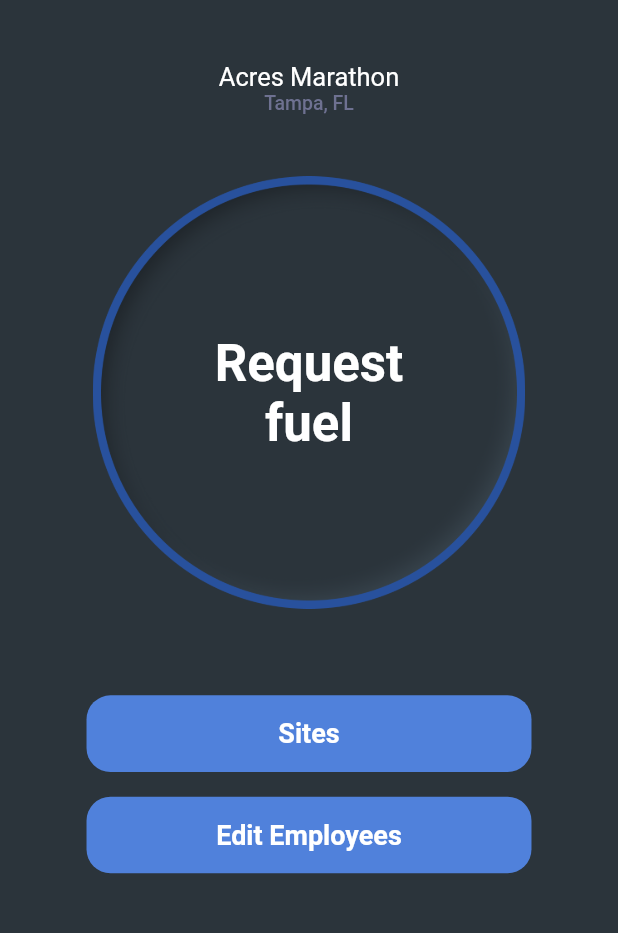
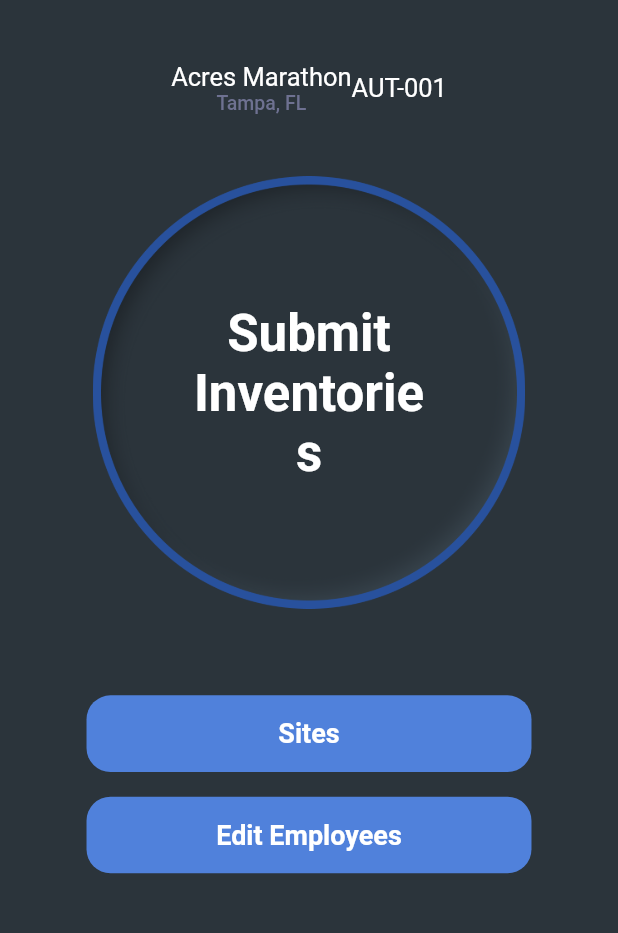
Before and after one commit to BlueSpaceTech/eagle_tip_v2, a Flutter app: the HomeScreen screen opened by its route, on a phone screen of 412 x 824 dp, the part 179-1112 px from its top. Run offline on Flutter 3.47's test engine with Material 2 defaults, Android fonts, the phone set to English and light mode, and no system bars; our stand-ins replace badges, cloud_firestore, cloud_functions, easy_sidemenu, firebase_auth, firebase_core and 13 more; missing offline and left inert: dcache, firestore_search, linked_scroll_controller; accounts and stored records are empty; Roboto replaces fonts that are missing (Poppins).

Commit message:
fixes and changes

```diff
--- a/lib/UI/Widgets/customNav.dart
+++ b/lib/UI/Widgets/customNav.dart
@@ -2,6 +2,7 @@
 
 import 'package:cloud_firestore/cloud_firestore.dart';
 import 'package:firebase_auth/firebase_auth.dart';
+import 'package:flutter_svg/flutter_svg.dart';
 import 'package:provider/provider.dart';
 import 'package:testttttt/Providers/user_provider.dart';
 import 'package:testttttt/Routes/approutes.dart';
@@ -68,7 +69,7 @@ class _NavbarState extends State<Navbar> {
                         Navigator.pushNamedAndRemoveUntil(
                             context, AppRoutes.homeScreen, (route) => false);
                       },
-                      child: Logo(width: widget.width * 0.6)),
+                      child: SvgPicture.asset("/newLogo.svg",width:widget. width*0.15,),),
                   Padding(
                     padding: EdgeInsets.only(top: widget.height * 0.024),
                     child: Container(
--- a/lib/UI/Widgets/customappheader.dart
+++ b/lib/UI/Widgets/customappheader.dart
@@ -70,7 +70,7 @@ class MenuButton extends StatelessWidget {
               Navigator.pushNamed(context, AppRoutes.faq);
             },
             child: Text(
-              "faq",
+              "FAQ",
               style: TextStyle(
                   fontSize: 13.0,
                   fontWeight: FontWeight.w500,
@@ -86,7 +86,7 @@ class MenuButton extends StatelessWidget {
               Navigator.pushNamed(context, AppRoutes.support);
             },
             child: Text(
-              "support",
+              "Support Ticket",
               style: TextStyle(
                   fontSize: 13.0,
                   fontWeight: FontWeight.w500,
@@ -102,7 +102,7 @@ class MenuButton extends StatelessWidget {
               Navigator.pushNamed(context, AppRoutes.welcometour);
             },
             child: Text(
-              "take tour again",
+              "Take Tour Again",
               style: TextStyle(
                   fontSize: 13.0,
                   fontWeight: FontWeight.w500,
--- a/lib/UI/views/FAQss/desktopfaq.dart
+++ b/lib/UI/views/FAQss/desktopfaq.dart
@@ -291,7 +291,7 @@ class _GeneralfAQState extends State<GeneralfAQ> {
                                   fontSize: 23),
                             ),
                             Visibility(
-                              visible: user.userRole=="AppAdmin",
+                              visible: user.userRole=="AppAdmin" && Responsive.isDesktop(context),
                               child: InkWell(
                                 onTap: (){
                                   Navigator.pushNamed(context, AppRoutes.addFAQ);
--- a/lib/UI/views/post_auth_screens/CRUD/crudmain.dart
+++ b/lib/UI/views/post_auth_screens/CRUD/crudmain.dart
@@ -570,7 +570,7 @@ class _CrudScreenState extends State<CrudScreen> {
                                       ],
                                     ),
                                     Text(
-                                      "Edit Employers",
+                                      "Edit Users",
                                       style: TextStyle(
                                           fontFamily: "Poppins",
                                           color: Colors.white,
@@ -673,7 +673,7 @@ class _CrudScreenState extends State<CrudScreen> {
                                               MainAxisAlignment.center,
                                           children: [
                                             Text(
-                                              "Invitations",
+                                              "Sent Invitations",
                                               style: TextStyle(
                                                   fontSize: 16,
                                                   color: Colors.white,
--- a/lib/UI/views/post_auth_screens/HomeScreens/Home_screen.dart
+++ b/lib/UI/views/post_auth_screens/HomeScreens/Home_screen.dart
@@ -340,8 +340,24 @@ class _HomeScreenState extends State<HomeScreen> {
                               SizedBox(
                                 height: height * 0.05,
                               ),
-                              SiteNameAndLocation(
-                                  fontSize: 17.0, fontSize2: 13.0),
+                              Row(
+                                mainAxisAlignment: MainAxisAlignment.center,
+                                children: [
+                                  SiteNameAndLocation(
+                                      fontSize: 17.0, fontSize2: 13.0),
+                                      SizedBox(
+                                        width: 30.0,
+                                      ),
+                                      Text(
+            "AUT-001",
+            style: TextStyle(
+                color: Colors.white,
+                fontSize: 17.0,
+                fontWeight: FontWeight.w400,
+                fontFamily: "Poppins"),
+          ),
+                                ],
+                              ),
                               SizedBox(
                                 height: height * 0.05,
                               ),
@@ -360,12 +376,12 @@ class _HomeScreenState extends State<HomeScreen> {
                                       width: width * 0.15,
                                     ),
                                     SizedBox(
-                                      width: width * 0.068,
+                                      width: width * 0.069,
                                       child: Text(
-                                        "Request fuel",
+                                        "Submit Inventories",
                                         textAlign: TextAlign.center,
                                         style: TextStyle(
-                                            fontSize: width * 0.016,
+                                            fontSize: width * 0.0135,
                                             fontWeight: FontWeight.w500,
                                             color: Colors.white,
                                             fontFamily: "Poppins"),
@@ -401,7 +417,7 @@ class _HomeScreenState extends State<HomeScreen> {
                                   },
                                   child: SiteContainer(
                                       width: width,
-                                      text: "Edit Employees",
+                                      text: "Edit Users",
                                       height: height),
                                 ),
                               )
@@ -426,10 +442,21 @@ class _HomeScreenState extends State<HomeScreen> {
                             SizedBox(
                               height: height * 0.05,
                             ),
-                            SiteNameAndLocation(
-                              fontSize2: 13.0,
-                              fontSize: 17.0,
-                            ),
+                             Row(
+                               mainAxisAlignment: MainAxisAlignment.center,
+                                children: [
+                                  SiteNameAndLocation(
+                                      fontSize: 17.0, fontSize2: 13.0),
+                                      Text(
+            "AUT-001",
+            style: TextStyle(
+                color: Colors.white,
+                fontSize: 17.0,
+                fontWeight: FontWeight.w400,
+                fontFamily: "Poppins"),
+          ),
+                                ],
+                              ),
                             SizedBox(
                               height: height * 0.05,
                             ),
@@ -450,7 +477,7 @@ class _HomeScreenState extends State<HomeScreen> {
                                   SizedBox(
                                     width: width * 0.4,
                                     child: Text(
-                                      "Request fuel",
+                                      "Submit   Inventories",
                                       textAlign: TextAlign.center,
                                       style: TextStyle(
                                           fontSize: 34.0,
--- a/lib/UI/views/pre_auth_screens/employer_code.dart
+++ b/lib/UI/views/pre_auth_screens/employer_code.dart
@@ -116,7 +116,7 @@ class _EmployerCodeState extends State<EmployerCode> {
                       height: height * 0.1,
                     ),
                     Text(
-                      "Enter Employer Code",
+                      "Enter New User Code",
                       style: TextStyle(
                           fontSize: 18,
                           color: Colors.white,
--- a/lib/UI/views/pre_auth_screens/login_screen.dart
+++ b/lib/UI/views/pre_auth_screens/login_screen.dart
@@ -619,7 +619,8 @@ class _LoginScreenState extends State<LoginScreen> {
                     borderRadius: BorderRadius.all(Radius.circular(15))),
                 child: Column(
                   children: [
-                    Image.asset("assets/Logo 2 1.png"),
+                    // Image.asset("assets/Logo 2 1.png"),
+                    SvgPicture.asset("/newLogo.svg",width: width*0.22,),
                     SizedBox(
                       height: height * 0.06,
                     ),
```
Also changed, not shown: lib/UI/views/post_auth_screens/Tanks/tanks_request.dart (+9 -2 lines), assets/newLogo.svg (added).
